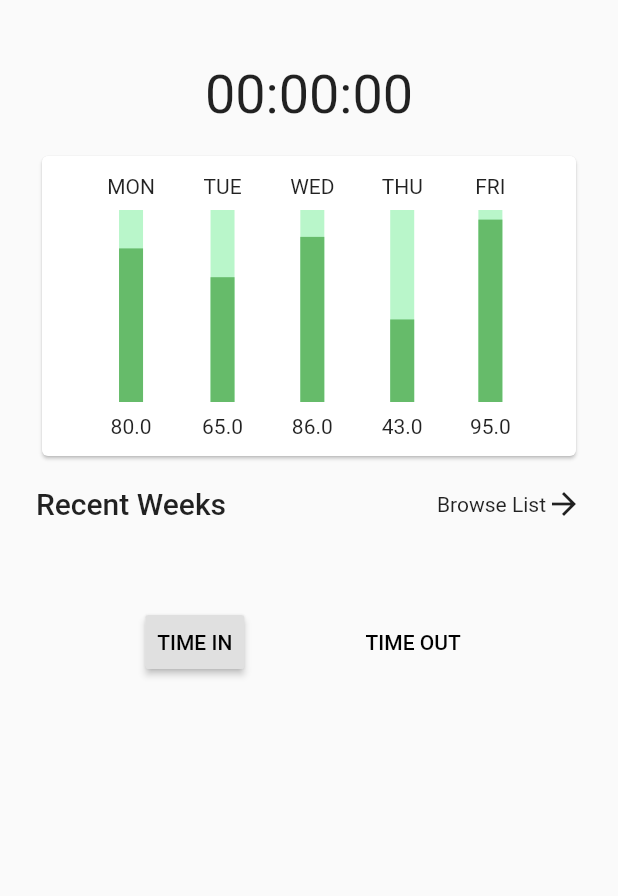
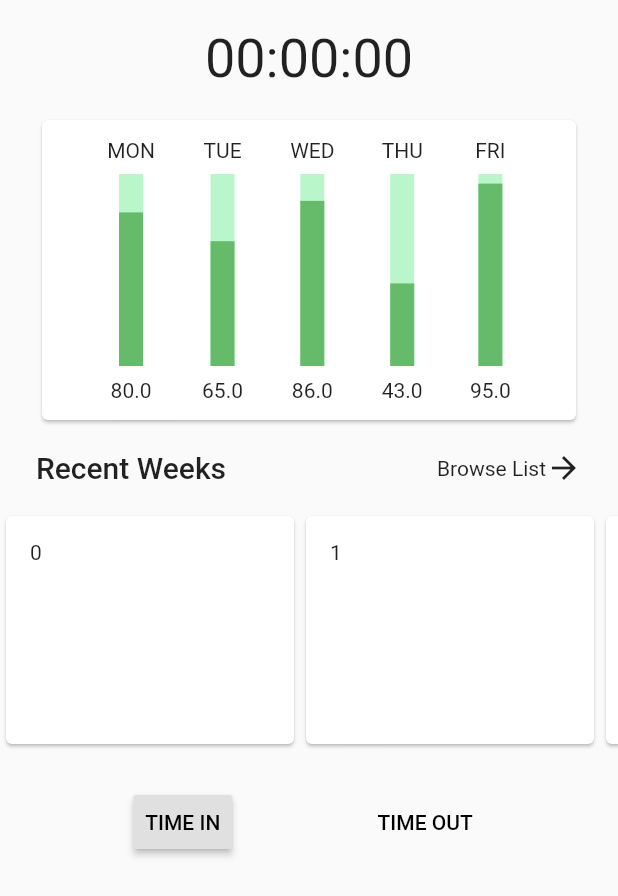
Before and after one commit to Joven-G/Flutter-timetracker-app, a Flutter app: the screen it shows after launch, on a phone screen of 412 x 824 dp. Shown: the top 896 px of the screen. Run offline on Flutter 3.47's test engine with Material 2 defaults, Android fonts, the phone set to English and light mode, and no system bars.

Commit message:
Update HomePage layout

```diff
--- a/lib/pages/home.dart
+++ b/lib/pages/home.dart
@@ -8,8 +8,6 @@ class HomePage extends StatelessWidget {
     final textTheme = Theme.of(context).textTheme;
     return Scaffold(
       body: Container(
-        child: Padding(
-          padding: const EdgeInsets.all(24.0),
         child: ListView(
           children: <Widget>[
             SizedBox(height: 18.0),
@@ -22,7 +20,9 @@ class HomePage extends StatelessWidget {
             SizedBox(height: 16.0),
             GraphCard(),
             SizedBox(height: 16.0),
-              Row(
+            Container(
+              margin: const EdgeInsets.symmetric(horizontal: 24.0),
+              child: Row(
                 children: <Widget>[
                   Expanded(
                     child: Text('Recent Weeks', style: textTheme.title),
@@ -35,7 +35,16 @@ class HomePage extends StatelessWidget {
                   )
                 ],
               ),
-              SizedBox(height: 48.0),
+            ),
+            SizedBox(height: 16.0),
+            Container(
+              height: 160.0,
+              child: ListView(
+                scrollDirection: Axis.horizontal,
+                children: _buildCards(5),
+              ),
+            ),
+            SizedBox(height: 16.0),
             ButtonBar(
               alignment: MainAxisAlignment.spaceEvenly,
               children: <Widget>[
@@ -58,8 +67,27 @@ class HomePage extends StatelessWidget {
           ],
         ),
       ),
+    );
+  }
+
+  List<Widget> _buildCards (int count) {
+    final cardList = <Widget>[];
+
+    for (int i = 0; i < count; i++) {
+      cardList.add(
+        Container(
+          width: 200.0,
+          child: ACard(
+            child: Padding(
+              padding: const EdgeInsets.all(16.0),
+              child: Text(i.toString()),
             ),
+          ),
+        )
       );
+    }
+
+    return cardList.toList();
   }
 }
 
@@ -112,8 +140,9 @@ class ChartColumn extends StatelessWidget {
 class GraphCard extends StatelessWidget {
   @override
   Widget build(BuildContext context) {
-    // TODO: implement build
-    return ACard(
+    return Container(
+      margin: const EdgeInsets.symmetric(horizontal: 24.0),
+      child: ACard(
         color: Colors.white,
         child: Container(
           margin: const EdgeInsets.symmetric(vertical: 12.0, horizontal: 12.0),
@@ -130,6 +159,7 @@ class GraphCard extends StatelessWidget {
             ],
           ),
         ),
+      ),
     );
   }
 }
```
Lines whose indentation alone changed are shown as unchanged.
